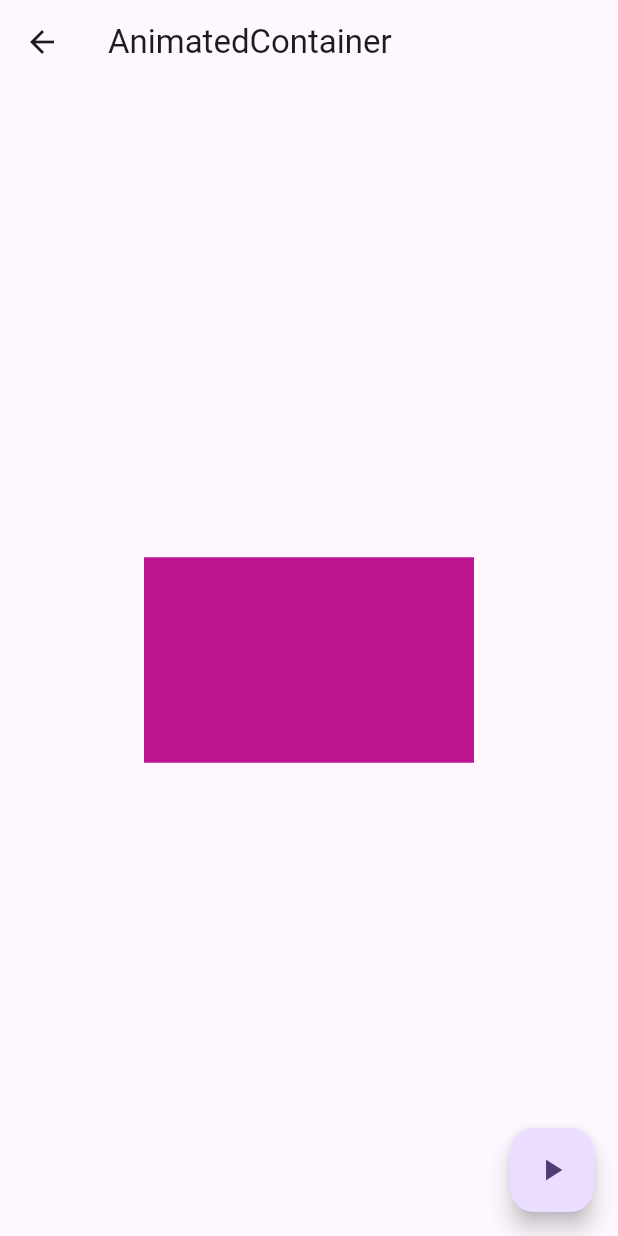
After one commit to dodocap/flutter-orm-practice, a Flutter app: the MyAnimatedContainer screen opened directly, after a tap on the "play arrow" icon, on a phone screen of 412 x 824 dp. The commit adds this screen. Run offline on Flutter 3.47's test engine with Material 3 defaults, Android fonts, the light colour scheme and no system bars; our stand-ins replace flutter_svg, lottie.

Commit message:
feat: AnimatedContainer

```diff
--- /dev/null
+++ b/lib/23_12_26/my_animated_container.dart
@@ -0,0 +1,45 @@
+import 'dart:math';
+
+import 'package:flutter/material.dart';
+
+class MyAnimatedContainer extends StatefulWidget {
+  const MyAnimatedContainer({super.key});
+
+  @override
+  State<MyAnimatedContainer> createState() => _MyAnimatedContainerState();
+}
+
+class _MyAnimatedContainerState extends State<MyAnimatedContainer> {
+  double _width = 50;
+  double _height = 50;
+  Color _color = Colors.green;
+
+  @override
+  Widget build(BuildContext context) {
+    return Scaffold(
+      appBar: AppBar(
+        title: const Text('AnimatedContainer'),
+      ),
+      body: Center(
+        child: AnimatedContainer(
+          duration: const Duration(seconds: 1),
+          width: _width,
+          height: _height,
+          color: _color,
+          curve: Curves.fastOutSlowIn,
+        ),
+      ),
+      floatingActionButton: FloatingActionButton(
+        onPressed: () {
+          final Random random = Random();
+          setState(() {
+            _width = random.nextInt(300).toDouble();
+            _height = random.nextInt(300).toDouble();
+            _color = Color.fromRGBO(random.nextInt(256), random.nextInt(256), random.nextInt(256), 1);
+          });
+        },
+        child: const Icon(Icons.play_arrow),
+      ),
+    );
+  }
+}
--- a/lib/main.dart
+++ b/lib/main.dart
@@ -1,6 +1,7 @@
 import 'package:flutter/material.dart';
 import 'package:orm_practice/23_12_21/youtube_clone_screen.dart';
 import 'package:orm_practice/23_12_22/startbucks_clone_screen.dart';
+import 'package:orm_practice/23_12_26/my_animated_container.dart';
 import '23_12_20/practice_1.dart';
 import '23_12_20/practice_2.dart';
 import '23_12_20/practice_3.dart';
@@ -21,6 +22,7 @@ final Map<String, Widget> widgetList = {
   ),
   '[23/12/21] 클론 UI - Youtube': YoutubeCloneScreen(),
   '[23/12/22] 클론 UI - Starbucks': StarbucksCloneScreen(),
+  '[23/12/26] AnimatedContainer' : MyAnimatedContainer(),
 };
 
 class MyApp extends StatelessWidget {
```
